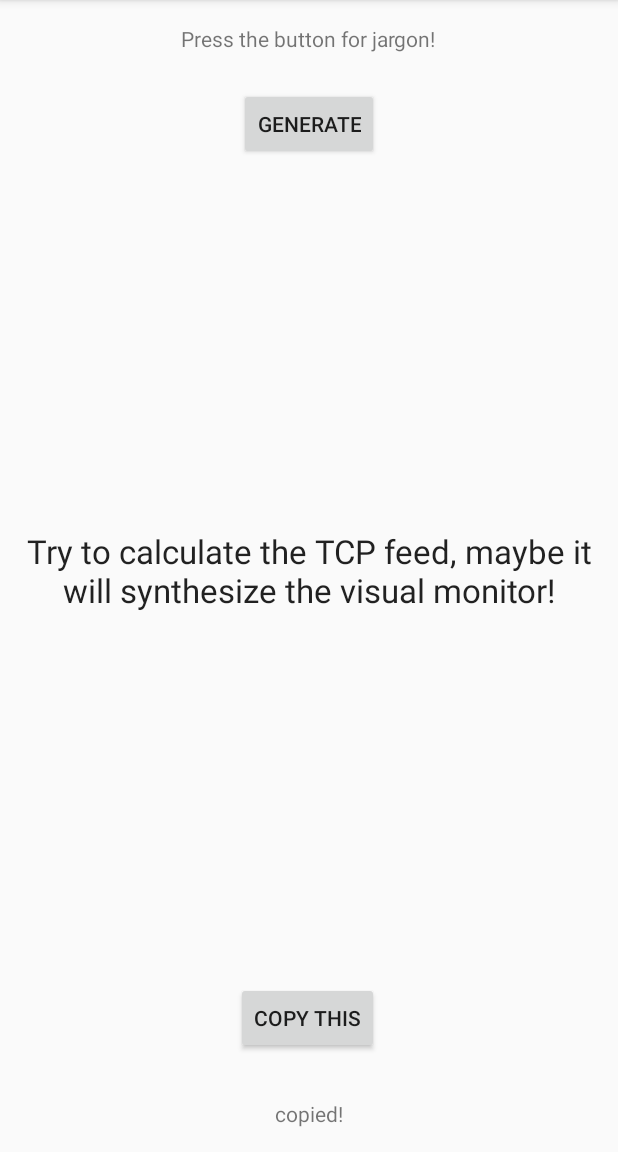
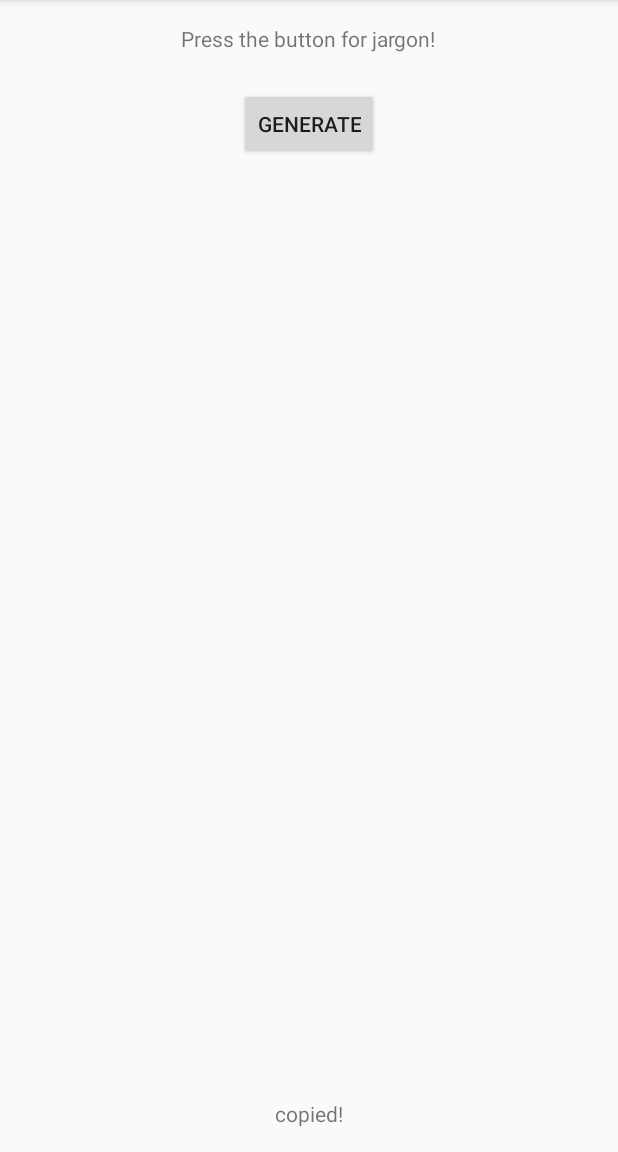
Before and after one commit to elgasste/JargonGenerator, an Android app: the screen it shows after launch (MainActivity), in the options menu, after a tap on "Technical", on a phone screen of 412 x 824 dp, the part 84-1236 px from its top. Run offline under Robolectric (Android 15) with nearby library versions, the phone set to English and light mode, and no system bars.

```diff
--- a/app/src/main/java/com/shinytoylabs/jargongenerator/MainActivity.java
+++ b/app/src/main/java/com/shinytoylabs/jargongenerator/MainActivity.java
@@ -6,9 +6,7 @@ import android.view.Menu;
 import android.view.MenuItem;
 import android.view.View;
 import android.view.animation.AlphaAnimation;
-import android.widget.AdapterView;
 import android.widget.Button;
-import android.widget.Spinner;
 import android.widget.TextView;
 import android.content.ClipboardManager;
 import android.content.ClipData;
@@ -17,34 +15,42 @@ import android.content.ClipData;
 public class MainActivity extends ActionBarActivity {
 
     private JargonGenerator _jargonGenerator;
+    private Button _generateButton;
+    private Button _copyButton;
+    private TextView _jargonTextView;
+    private TextView _copiedTextView;
+
+    private void updateAppTitle(String prefix) {
+
+    }
 
     @Override
     protected void onCreate(Bundle savedInstanceState) {
         super.onCreate(savedInstanceState);
         setContentView(R.layout.activity_main);
 
+        _generateButton = (Button)findViewById(R.id.buttonGenerate);
+        _copyButton = (Button)findViewById(R.id.buttonCopyJargon);
+        _jargonTextView = (TextView)findViewById(R.id.textViewJargon);
+        _copiedTextView = (TextView)findViewById(R.id.textViewCopied);
+
         // default to technical jargon
         _jargonGenerator = new JargonGenerator();
         JargonLoader.LoadJargon(_jargonGenerator, "technical");
+        updateAppTitle("Technical");
 
         // initially hide the copy jargon button and text
-        final Button copyButton = (Button)findViewById(R.id.buttonCopyJargon);
-        copyButton.setVisibility(View.INVISIBLE);
-
-        final TextView copiedText = (TextView)findViewById(R.id.textViewCopied);
-        copiedText.setVisibility(View.INVISIBLE);
+        _copyButton.setVisibility(View.INVISIBLE);
+        _copiedTextView.setVisibility(View.INVISIBLE);
 
         // plug in the copy jargon button
-        copyButton.setOnClickListener(new View.OnClickListener() {
+        _copyButton.setOnClickListener(new View.OnClickListener() {
             public void onClick(View v) {
-            TextView jargonView = (TextView)findViewById(R.id.textViewJargon);
                 ClipboardManager clipboard = (ClipboardManager)getSystemService(CLIPBOARD_SERVICE);
-            ClipData clip = ClipData.newPlainText("jargon", jargonView.getText());
+                ClipData clip = ClipData.newPlainText("jargon", _jargonTextView.getText());
                 clipboard.setPrimaryClip(clip);
 
                 // fade copied text in/out
-            TextView copiedView = (TextView)findViewById(R.id.textViewCopied);
-
                 AlphaAnimation fadeIn = new AlphaAnimation(0.0f, 1.0f);
                 AlphaAnimation fadeOut = new AlphaAnimation(1.0f, 0.0f);
                 fadeIn.setDuration(100);
@@ -52,24 +58,20 @@ public class MainActivity extends ActionBarActivity {
                 fadeOut.setFillAfter(true);
                 fadeOut.setStartOffset(2000 + fadeIn.getStartOffset());
 
-            copiedView.startAnimation(fadeIn);
-            copiedView.startAnimation(fadeOut);
+                _copiedTextView.startAnimation(fadeIn);
+                _copiedTextView.startAnimation(fadeOut);
             }
         });
 
         // plug in the generate button
-        final Button generateButton = (Button)findViewById(R.id.buttonGenerate);
-        generateButton.setOnClickListener(new View.OnClickListener() {
+        _generateButton.setOnClickListener(new View.OnClickListener() {
             public void onClick(View v) {
-            TextView view = (TextView)findViewById(R.id.textViewJargon);
-            view.setText(_jargonGenerator.GenerateJargon());
-
-            // now that we have text, show the copy button
-            copyButton.setVisibility(View.VISIBLE);
+                // show the jargon text and copy button
+                _jargonTextView.setText(_jargonGenerator.GenerateJargon());
+                _copyButton.setVisibility(View.VISIBLE);
             }
         });
     }
-
 
     @Override
     public boolean onCreateOptionsMenu(Menu menu) {
@@ -80,15 +82,20 @@ public class MainActivity extends ActionBarActivity {
 
     @Override
     public boolean onOptionsItemSelected(MenuItem item) {
-        int id = item.getItemId();
+        // reset jargon view and hide copy button
+        _jargonTextView.setText("");
+        _copiedTextView.setVisibility(View.INVISIBLE);
+        _copyButton.setVisibility(View.INVISIBLE);
 
         // load the selected jargon type
-        switch(id) {
+        switch(item.getItemId()) {
             case R.id.action_technical:
                 JargonLoader.LoadJargon(_jargonGenerator, "technical");
+                updateAppTitle(getString(R.string.action_technical));
                 break;
             case R.id.action_audio:
                 JargonLoader.LoadJargon(_jargonGenerator, "audio");
+                updateAppTitle(getString(R.string.action_audio));
                 break;
         }
 
```
Lines whose indentation alone changed are shown as unchanged.
